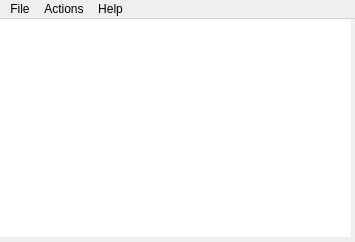
plaatsoft/plaatscore, file src/highscore.ui: the form before one commit.
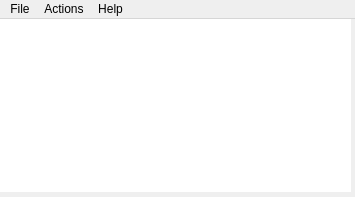
The form after the commit.

Patch:
```diff
--- a/src/highscore.ui
+++ b/src/highscore.ui
@@ -7,7 +7,7 @@
     <x>0</x>
     <y>0</y>
     <width>355</width>
-    <height>242</height>
+    <height>197</height>
    </rect>
   </property>
   <property name="windowTitle">
@@ -20,7 +20,7 @@
       <x>0</x>
       <y>0</y>
       <width>351</width>
-      <height>218</height>
+      <height>173</height>
      </rect>
     </property>
     <property name="sizePolicy">
```
